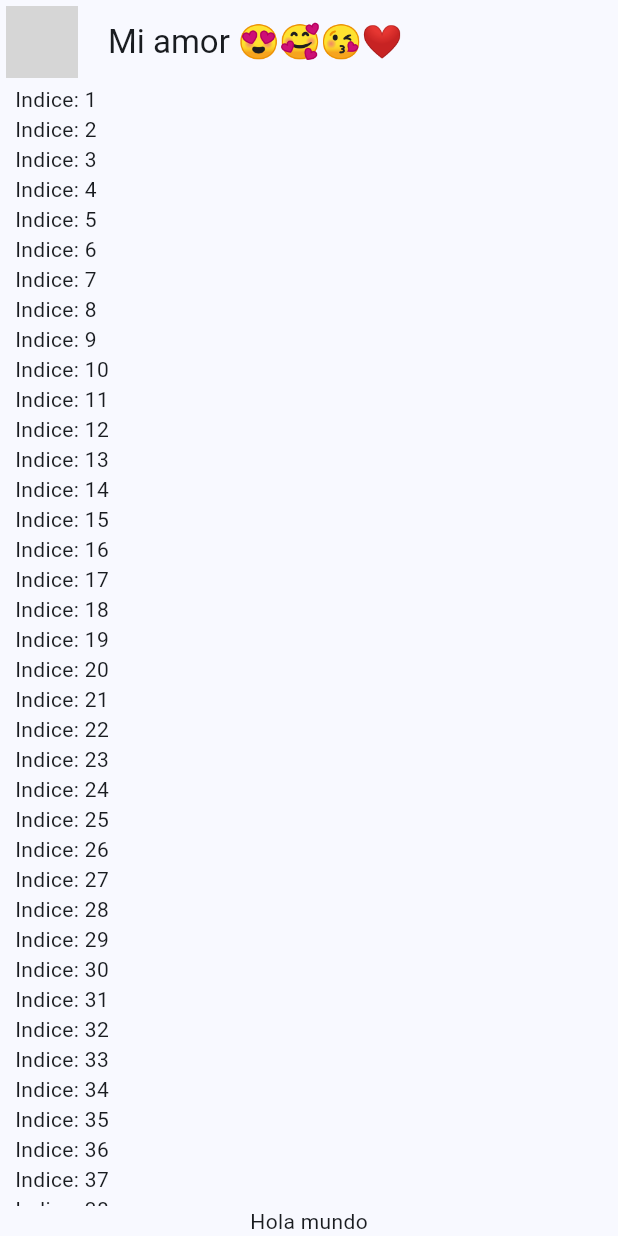
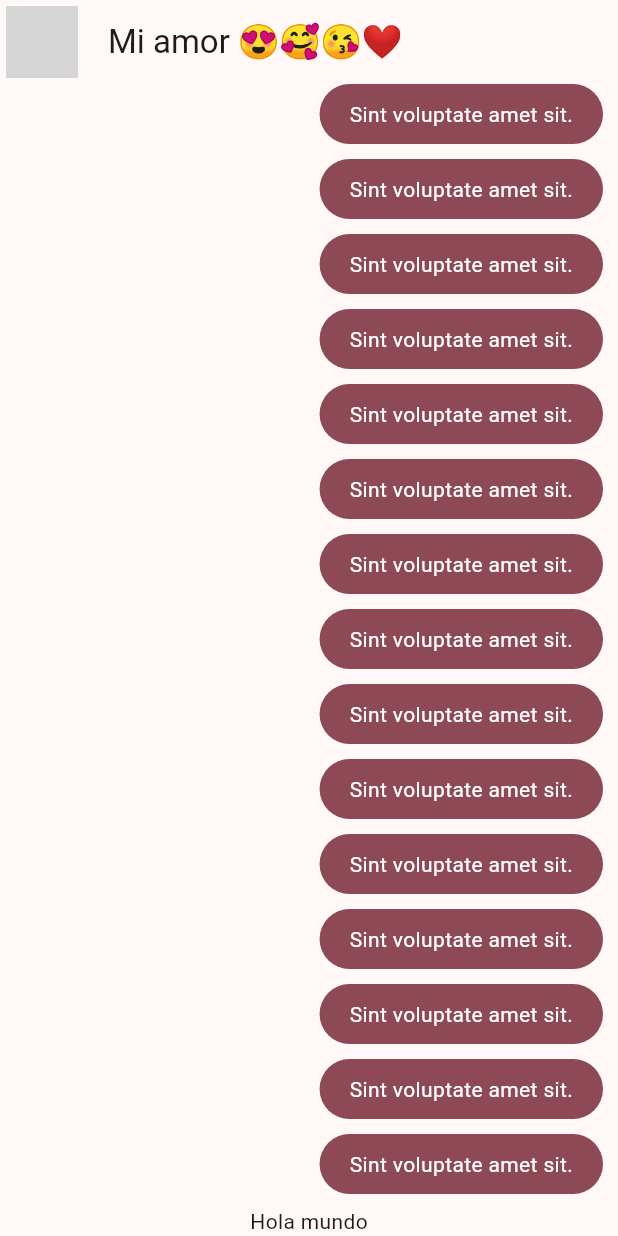
Before and after one commit to engelcituk/yes-no-app, a Flutter app: the screen it shows after launch, on a phone screen of 412 x 824 dp. Run offline on Flutter 3.47's test engine with Material 2 defaults, Android fonts, the phone set to English and light mode, and no system bars; network calls fail; grey boxes are pictures that could not be loaded.

Commit message:
mis mensajes, burbujas de chat

```diff
--- a/lib/main.dart
+++ b/lib/main.dart
@@ -1,6 +1,6 @@
 import 'package:flutter/material.dart';
 import 'package:yes_no_app/config/theme/app_theme.dart';
-import 'package:yes_no_app/presentation/chat/chat_screen.dart';
+import 'package:yes_no_app/presentation/screens/chat/chat_screen.dart';
 //mateapp para armar la estructura inicial
 void main() => runApp(const MyApp());
 
@@ -12,7 +12,7 @@ class MyApp extends StatelessWidget {
     return MaterialApp(
       title: 'Yes No App',
       debugShowCheckedModeBanner: false,
-      theme: AppTheme( selectedColor: 1 ).theme(),
+      theme: AppTheme( selectedColor: 6 ).theme(),
       home: const ChatScreen(),
     );
   }
--- a/lib/presentation/chat/chat_screen.dart
+++ b/lib/presentation/screens/chat/chat_screen.dart
@@ -1,4 +1,5 @@
-import 'package:flutter/material.dart'; //con imporM
+import 'package:flutter/material.dart';
+import 'package:yes_no_app/presentation/widgets/chat/my_message_bubble.dart'; //con imporM
 
 //stless para armar
 class ChatScreen extends StatelessWidget {
@@ -33,12 +34,14 @@ class _ChatView extends StatelessWidget {
         child: Column(
           children: [
             Expanded(
-                child: ListView.builder(
-                    itemCount: 100,
-                    itemBuilder: (context, index) {
-                      return Text('Indice: ${index + 1}');
-                    })),
-            Text('Hola mundo')
+              child: ListView.builder(
+                  itemCount: 100,
+                  itemBuilder: (context, index) {
+                    return const MyMessageBubble();
+                  }
+              )
+            ),
+            const Text('Hola mundo')
           ],
         ),
       ),
--- /dev/null
+++ b/lib/presentation/widgets/chat/my_message_bubble.dart
@@ -0,0 +1,27 @@
+import 'package:flutter/material.dart'; //con imporM
+
+class MyMessageBubble extends StatelessWidget {
+  const MyMessageBubble({super.key});
+
+  @override
+  Widget build(BuildContext context) {
+    final colors = Theme.of( context).colorScheme; // busca el tema dentro del contexto
+
+    return Column(
+      crossAxisAlignment: CrossAxisAlignment.end, //los elementos en la columna se alinean a la derecha
+      children: [
+        Container(
+          decoration: BoxDecoration(
+            color: colors.primary,
+            borderRadius: BorderRadius.circular(20),
+          ),
+          child: const Padding(
+            padding: EdgeInsets.symmetric(horizontal: 20, vertical: 10),
+            child: Text('Sint voluptate amet sit.', style: TextStyle(color: Colors.white),),
+          ),
+        ),
+        const SizedBox(height: 10,)
+      ],
+    );
+  }
+}
```
